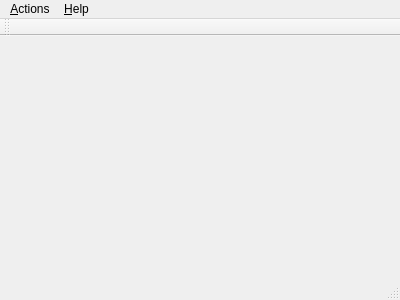
First picture: the form in cuteseco.ui, repository cuteseco/client-gui, before the edit.
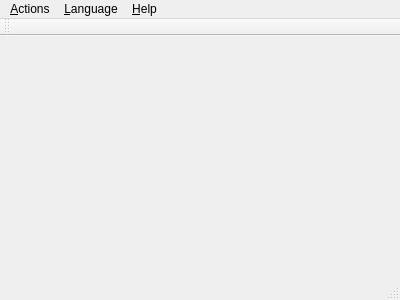
Second picture: the form after the edit. Icons and pictures are not drawn.

Commit message: global log class

```diff
--- a/cuteseco.ui
+++ b/cuteseco.ui
@@ -39,7 +39,15 @@
     </property>
     <addaction name="action_About"/>
    </widget>
+   <widget class="QMenu" name="menu_Language">
+    <property name="title">
+     <string>&amp;Language</string>
+    </property>
+    <addaction name="action_Deutsch"/>
+    <addaction name="action_English"/>
+   </widget>
    <addaction name="menu_Actions"/>
+   <addaction name="menu_Language"/>
    <addaction name="menu_Help"/>
   </widget>
   <widget class="QToolBar" name="mainToolBar">
```
Left out of the diff: 10 changed lines with no effect on the pictures. The commit also changes 10 other files.
